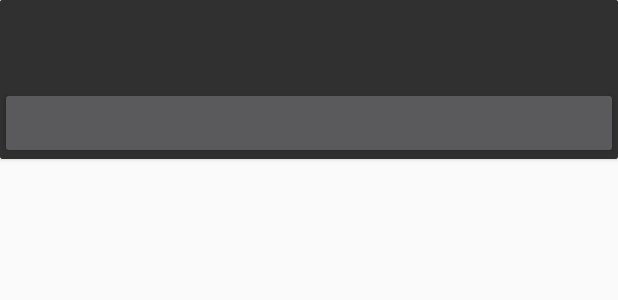
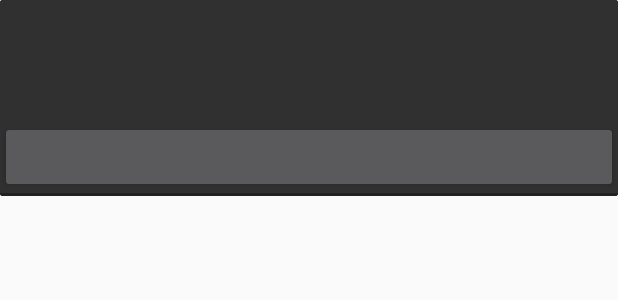
Before and after one commit to AmyDZeng/30Days, an Android app: the layout cardview.xml on its own in the app's theme, with its tools: preview values and no code run, on a phone screen of 412 x 824 dp. Shown: the top 300 px of the screen. Run offline under Robolectric (Android 15) with nearby library versions, the phone set to English and light mode, and no system bars.

Commit message:
Small style changes, reset theme for new challenge activity since for simplicity. Changed some of button texts and colours. rts the commit.

```diff
--- a/app/src/main/AndroidManifest.xml
+++ b/app/src/main/AndroidManifest.xml
@@ -21,7 +21,7 @@
         <activity
             android:name=".NewChallengeActivity"
             android:label="@string/app_name"
-            android:theme="@android:style/Theme.Material.NoActionBar">
+            android:theme="@style/AppTheme.NoActionBar">
         </activity>
 
     </application>
--- a/app/src/main/java/com/days/a30/a30days/RVAdapter.java
+++ b/app/src/main/java/com/days/a30/a30days/RVAdapter.java
@@ -37,7 +37,7 @@ public class RVAdapter extends RecyclerView.Adapter<RVAdapter.ViewHolder> {
     @Override
     public void onBindViewHolder(ViewHolder holder, int position) {
         final Challenge challenge = mData.get(position);
-        holder.mDayCountTV.setText(challenge.mDayCount + " Days");
+        holder.mDayCountTV.setText("Day " + challenge.mDayCount);
         holder.mChallengeName.setText(challenge.mName);
         holder.mChallengeDesc.setText(challenge.mDesc);
 
@@ -50,7 +50,7 @@ public class RVAdapter extends RecyclerView.Adapter<RVAdapter.ViewHolder> {
         } else if (completedForToday) {
             holder.mButton.setText("Challenge completed for today!");
         } else {
-            holder.mButton.setText("Tap here to complete todays challenge!");
+            holder.mButton.setText("Tap here to complete challenge!");
             holder.mButton.setOnClickListener(new View.OnClickListener() {
                 @Override
                 public void onClick(View v) {
--- a/app/src/main/res/layout/activity_new_class.xml
+++ b/app/src/main/res/layout/activity_new_class.xml
@@ -53,6 +53,7 @@
         android:layout_alignParentBottom="true"
         android:text="Create new challenge!"
         android:textAllCaps="true"
+        android:background="@color/transparent"
         />
 
 </RelativeLayout>
--- a/app/src/main/res/layout/cardview.xml
+++ b/app/src/main/res/layout/cardview.xml
@@ -2,7 +2,9 @@
 <android.support.v7.widget.CardView xmlns:android="http://schemas.android.com/apk/res/android"
     android:layout_width="match_parent"
     android:layout_height="wrap_content"
-    android:theme="@style/DarkTheme">
+    xmlns:app="http://schemas.android.com/apk/res-auto"
+    android:theme="@style/DarkTheme"
+    app:cardElevation="0dp">
 
     <LinearLayout
         android:orientation="vertical"
@@ -10,25 +12,35 @@
         android:layout_height="wrap_content">
 
         <TextView
+            android:id="@+id/textview_challenge_name"
+            android:layout_width="match_parent"
+            android:layout_height="wrap_content"
+            android:gravity="center"
+            android:padding="10dp"
+            android:textStyle="bold"
+            android:textSize="16sp" />
+
+        <TextView
             android:id="@+id/textview_day_count"
             android:layout_width="match_parent"
-            android:layout_height="wrap_content" />
-
-        <TextView
-            android:id="@+id/textview_challenge_name"
-            android:layout_width="match_parent"
-            android:layout_height="wrap_content" />
+            android:layout_height="wrap_content"
+            android:gravity="center"/>
 
         <TextView
             android:id="@+id/textview_challenge_description"
             android:layout_width="match_parent"
-            android:layout_height="wrap_content" />
+            android:layout_height="wrap_content"
+            android:gravity="center" />
 
         <Button
             android:id="@+id/button"
             android:layout_width="match_parent"
             android:layout_height="wrap_content" />
 
+        <View
+            android:layout_width="match_parent"
+            android:layout_height="2dp"
+            android:background="@color/divider"/>
     </LinearLayout>
 
 </android.support.v7.widget.CardView>
--- a/app/src/main/res/values/colors.xml
+++ b/app/src/main/res/values/colors.xml
@@ -4,4 +4,6 @@
     <color name="colorPrimaryDark">#303F9F</color>
     <color name="colorAccent">#FF4081</color>
     <color name="colorStatusBar">#808081</color>
+    <color name="transparent">#00ffffff</color>
+    <color name="divider">#212121</color>
 </resources>
```
